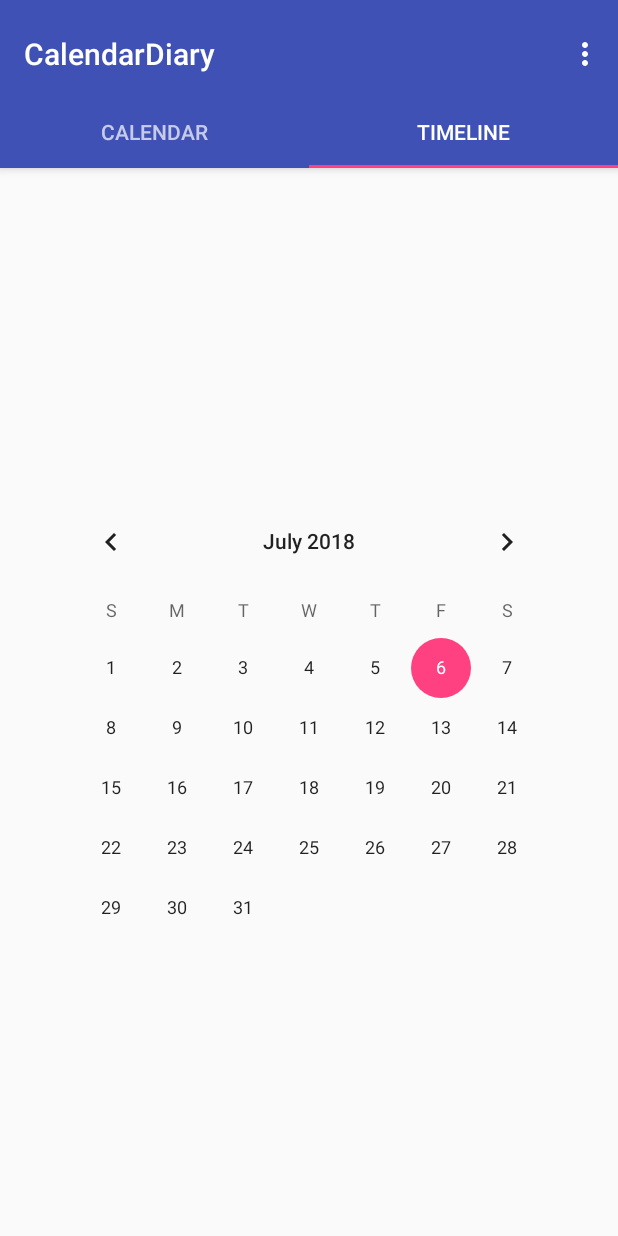
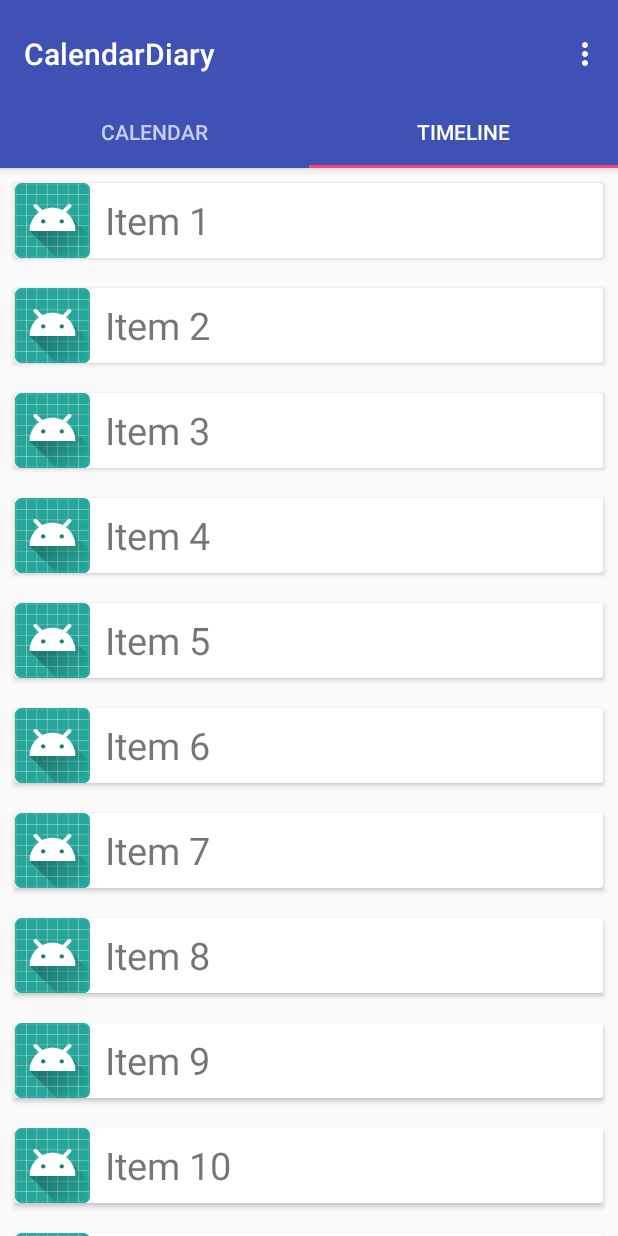
Before and after one commit to Onedelay/CalendarDiary, an Android app: the screen it shows after launch (MainActivity), tab 2 chosen, on a phone screen of 412 x 824 dp. Run offline under Robolectric (Android 15) with nearby library versions, the phone set to English and light mode, and no system bars.

Commit message:
캘린더 프래그먼트, 타임라인 프래그먼트 만들었음

```diff
--- a/app/build.gradle
+++ b/app/build.gradle
@@ -33,4 +33,5 @@ dependencies {
     androidTestImplementation 'com.android.support.test:runner:1.0.2'
     androidTestImplementation 'com.android.support.test.espresso:espresso-core:3.0.2'
     implementation 'com.android.support:recyclerview-v7:27.1.1'
+    implementation 'com.android.support:cardview-v7:27.1.1'
 }
--- a/app/src/main/java/com/onedelay/calendardiary/activity/MainActivity.kt
+++ b/app/src/main/java/com/onedelay/calendardiary/activity/MainActivity.kt
@@ -18,10 +18,12 @@ import android.widget.Toast
 
 import com.onedelay.calendardiary.R
 import com.onedelay.calendardiary.fragment.CalendarFragment
+import com.onedelay.calendardiary.fragment.TimelineFragment
+import com.onedelay.calendardiary.fragment.dummy.DummyContent
 import kotlinx.android.synthetic.main.activity_main.*
 import kotlinx.android.synthetic.main.fragment_main.view.*
 
-class MainActivity : AppCompatActivity() {
+class MainActivity : AppCompatActivity(), TimelineFragment.OnListFragmentInteractionListener {
 
     /**
      * The [android.support.v4.view.PagerAdapter] that will provide
@@ -84,8 +86,11 @@ class MainActivity : AppCompatActivity() {
 
         override fun getItem(position: Int): Fragment {
             // getItem is called to instantiate the fragment for the given page.
-            // Return a CalendarFragment (defined as a static inner class below).
-            return CalendarFragment.newInstance(position + 1)
+
+            return when (position) {
+                0 -> CalendarFragment.newInstance(position + 1)
+                else -> TimelineFragment.newInstance(position + 2)
+            }
         }
 
         override fun getCount(): Int {
@@ -93,4 +98,8 @@ class MainActivity : AppCompatActivity() {
             return 2
         }
     }
+
+    override fun onListFragmentInteraction(item: DummyContent.DummyItem?) {
+        Toast.makeText(baseContext, "아이템 클릭",Toast.LENGTH_SHORT).show()
+    }
 }
--- /dev/null
+++ b/app/src/main/java/com/onedelay/calendardiary/fragment/TimelineFragment.kt
@@ -0,0 +1,100 @@
+package com.onedelay.calendardiary.fragment
+
+import android.content.Context
+import android.os.Bundle
+import android.support.v4.app.Fragment
+import android.support.v7.widget.GridLayoutManager
+import android.support.v7.widget.LinearLayoutManager
+import android.support.v7.widget.RecyclerView
+import android.view.LayoutInflater
+import android.view.View
+import android.view.ViewGroup
+import com.onedelay.calendardiary.R
+
+import com.onedelay.calendardiary.fragment.dummy.DummyContent
+import com.onedelay.calendardiary.fragment.dummy.DummyContent.DummyItem
+
+/**
+ * A fragment representing a list of Items.
+ * Activities containing this fragment MUST implement the
+ * [TimelineFragment.OnListFragmentInteractionListener] interface.
+ */
+class TimelineFragment : Fragment() {
+
+    // TODO: Customize parameters
+    private var columnCount = 1
+
+    private var listener: OnListFragmentInteractionListener? = null
+
+    override fun onCreate(savedInstanceState: Bundle?) {
+        super.onCreate(savedInstanceState)
+
+        arguments?.let {
+            columnCount = it.getInt(ARG_COLUMN_COUNT)
+        }
+    }
+
+    override fun onCreateView(inflater: LayoutInflater, container: ViewGroup?,
+                              savedInstanceState: Bundle?): View? {
+        val view = inflater.inflate(R.layout.timeline_fragment_item_list, container, false)
+
+        // Set the adapter
+        if (view is RecyclerView) {
+            with(view) {
+                layoutManager = when {
+                    columnCount <= 1 -> LinearLayoutManager(context)
+                    else -> GridLayoutManager(context, columnCount)
+                }
+                adapter = TimelineItemRecyclerViewAdapter(DummyContent.ITEMS, listener)
+            }
+        }
+        return view
+    }
+
+    override fun onAttach(context: Context) {
+        super.onAttach(context)
+        if (context is OnListFragmentInteractionListener) {
+            listener = context
+        } else {
+            throw RuntimeException(context.toString() + " must implement OnListFragmentInteractionListener")
+        }
+    }
+
+    override fun onDetach() {
+        super.onDetach()
+        listener = null
+    }
+
+    /**
+     * This interface must be implemented by activities that contain this
+     * fragment to allow an interaction in this fragment to be communicated
+     * to the activity and potentially other fragments contained in that
+     * activity.
+     *
+     *
+     * See the Android Training lesson
+     * [Communicating with Other Fragments](http://developer.android.com/training/basics/fragments/communicating.html)
+     * for more information.
+     */
+    interface OnListFragmentInteractionListener {
+        // TODO: Update argument type and name
+        fun onListFragmentInteraction(item: DummyItem?)
+    }
+
+    companion object {
+
+        // TODO: Customize parameter argument names
+        const val ARG_COLUMN_COUNT = "column-count"
+
+        // TODO: Customize parameter initialization
+        @JvmStatic
+        fun newInstance(columnCount: Int) : Fragment {
+//                TimelineFragment().apply {
+//                    arguments = Bundle().apply {
+//                        putInt(ARG_COLUMN_COUNT, columnCount)
+//                    }
+//                }
+            return TimelineFragment()
+        }
+    }
+}
--- /dev/null
+++ b/app/src/main/java/com/onedelay/calendardiary/fragment/TimelineItemRecyclerViewAdapter.kt
@@ -0,0 +1,66 @@
+package com.onedelay.calendardiary.fragment
+
+import android.support.v7.widget.RecyclerView
+import android.view.LayoutInflater
+import android.view.View
+import android.view.ViewGroup
+import android.widget.ImageView
+import android.widget.TextView
+import com.onedelay.calendardiary.R
+
+
+import com.onedelay.calendardiary.fragment.TimelineFragment.OnListFragmentInteractionListener
+import com.onedelay.calendardiary.fragment.dummy.DummyContent.DummyItem
+import kotlinx.android.synthetic.main.activity_content.view.*
+
+import kotlinx.android.synthetic.main.timeline_fragment_item.view.*
+
+/**
+ * [RecyclerView.Adapter] that can display a [DummyItem] and makes a call to the
+ * specified [OnListFragmentInteractionListener].
+ * TODO: Replace the implementation with code for your data type.
+ */
+class TimelineItemRecyclerViewAdapter(
+        private val mValues: List<DummyItem>,
+        private val mListener: OnListFragmentInteractionListener?)
+    : RecyclerView.Adapter<TimelineItemRecyclerViewAdapter.ViewHolder>() {
+
+    private val mOnClickListener: View.OnClickListener
+
+    init {
+        mOnClickListener = View.OnClickListener { v ->
+            val item = v.tag as DummyItem
+            // Notify the active callbacks interface (the activity, if the fragment is attached to
+            // one) that an item has been selected.
+            mListener?.onListFragmentInteraction(item)
+        }
+    }
+
+    override fun onCreateViewHolder(parent: ViewGroup, viewType: Int): ViewHolder {
+        val view = LayoutInflater.from(parent.context)
+                .inflate(R.layout.timeline_fragment_item, parent, false)
+        return ViewHolder(view)
+    }
+
+    override fun onBindViewHolder(holder: ViewHolder, position: Int) {
+        val item = mValues[position]
+        holder.mIdView.setImageResource(R.mipmap.ic_launcher)
+        holder.mContentView.text = item.content
+
+        with(holder.mView) {
+            tag = item
+            setOnClickListener(mOnClickListener)
+        }
+    }
+
+    override fun getItemCount(): Int = mValues.size
+
+    inner class ViewHolder(val mView: View) : RecyclerView.ViewHolder(mView) {
+        val mIdView: ImageView = mView.image
+        val mContentView: TextView = mView.title
+
+        override fun toString(): String {
+            return super.toString() + " '" + mContentView.text + "'"
+        }
+    }
+}
--- /dev/null
+++ b/app/src/main/res/layout/timeline_fragment_item.xml
@@ -0,0 +1,30 @@
+<?xml version="1.0" encoding="utf-8"?>
+<android.support.v7.widget.CardView xmlns:android="http://schemas.android.com/apk/res/android"
+    android:layout_height="wrap_content"
+    android:layout_width="match_parent"
+    android:layout_margin="10dp">
+
+    <LinearLayout
+        android:layout_width="match_parent"
+        android:layout_height="wrap_content"
+        android:orientation="horizontal"
+        android:gravity="center">
+
+        <ImageView
+            android:id="@+id/image"
+            android:src="@mipmap/ic_launcher"
+            android:layout_width="50dp"
+            android:layout_height="50dp" />
+
+        <TextView
+            android:id="@+id/title"
+            android:text="오늘의 일기"
+            android:textSize="25sp"
+            android:layout_width="match_parent"
+            android:layout_height="wrap_content"
+            android:layout_marginStart="10dp"
+            android:layout_marginEnd="10dp"/>
+
+    </LinearLayout>
+
+</android.support.v7.widget.CardView>
--- /dev/null
+++ b/app/src/main/res/layout/timeline_fragment_item_list.xml
@@ -0,0 +1,13 @@
+<?xml version="1.0" encoding="utf-8"?>
+<android.support.v7.widget.RecyclerView xmlns:android="http://schemas.android.com/apk/res/android"
+    xmlns:app="http://schemas.android.com/apk/res-auto"
+    xmlns:tools="http://schemas.android.com/tools"
+    android:id="@+id/list"
+    android:name="com.onedelay.calendardiary.fragment.TimelineFragment"
+    android:layout_width="match_parent"
+    android:layout_height="match_parent"
+    android:layout_marginLeft="16dp"
+    android:layout_marginRight="16dp"
+    app:layoutManager="LinearLayoutManager"
+    tools:context=".fragment.TimelineFragment"
+    tools:listitem="@layout/timeline_fragment_item" />
```
